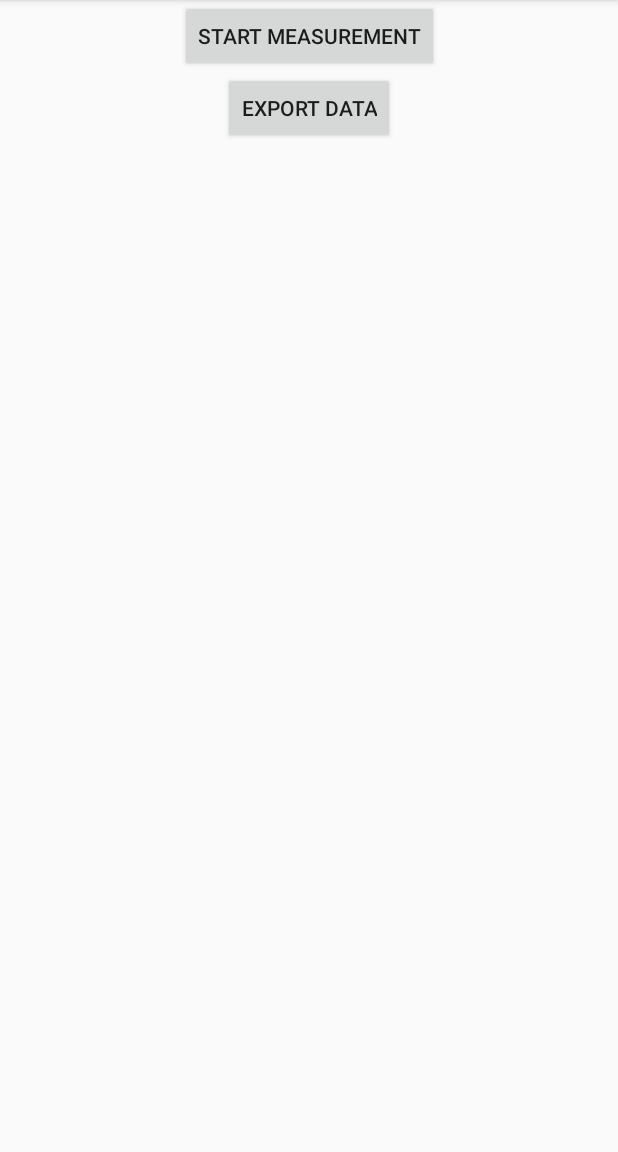
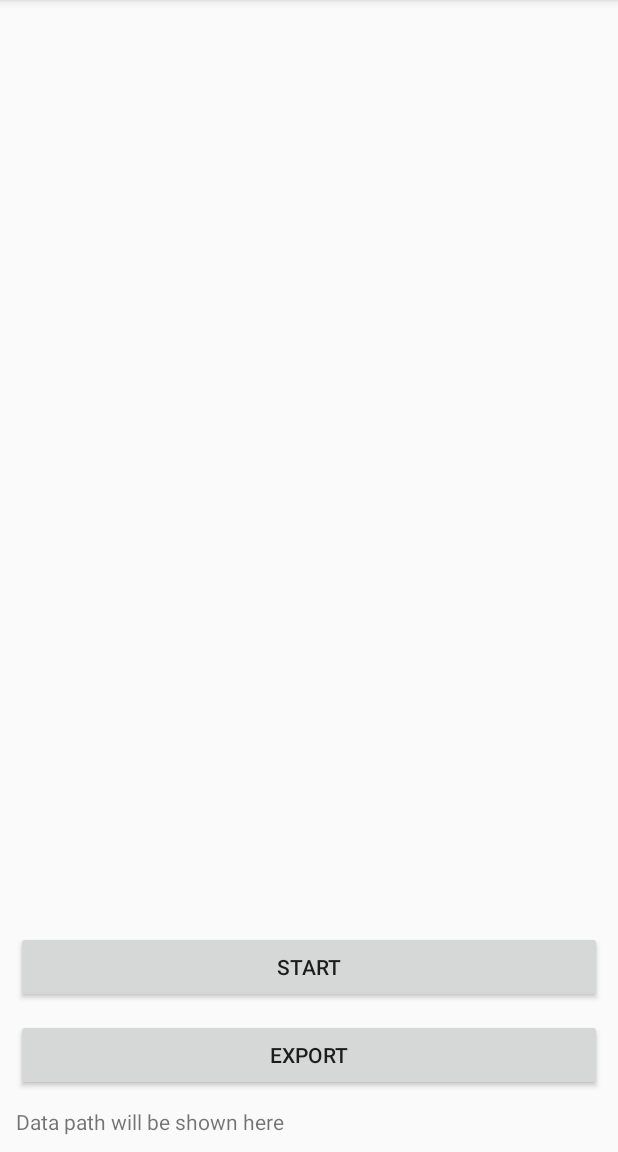
Before and after one commit to WillRamberg/ArmMonitor, an Android app built with Jetpack Compose: the screen it shows after launch (MainActivity), on a phone screen of 412 x 824 dp, the part 84-1236 px from its top. Run offline under Robolectric (Android 15) with nearby library versions, the phone set to English and light mode, and no system bars.

Commit message:
Moved from MainActivity to separate screen function

```diff
--- a/app/build.gradle.kts
+++ b/app/build.gradle.kts
@@ -59,4 +59,6 @@ dependencies {
     debugImplementation(libs.androidx.ui.tooling)
     debugImplementation(libs.androidx.ui.test.manifest)
     implementation(libs.constraintlayout)
+    implementation("androidx.lifecycle:lifecycle-viewmodel-ktx:2.6.1")
+    implementation("androidx.fragment:fragment-ktx:1.6.1")
 }
--- a/app/src/main/java/kth/armmonitor/view/MainActivity.kt
+++ b/app/src/main/java/kth/armmonitor/view/MainActivity.kt
@@ -1,43 +1,20 @@
 package kth.armmonitor.view
 
 import android.os.Bundle
-import androidx.activity.viewModels
 import androidx.appcompat.app.AppCompatActivity
-import androidx.lifecycle.Observer
-import kth.armmonitor.databinding.ActivityMainBinding
-import kth.armmonitor.viewmodel.SensorViewModel
+import kth.armmonitor.R
 
 class MainActivity : AppCompatActivity() {
 
-    private lateinit var binding: ActivityMainBinding
-    private val sensorViewModel: SensorViewModel by viewModels()
-
     override fun onCreate(savedInstanceState: Bundle?) {
         super.onCreate(savedInstanceState)
-        binding = ActivityMainBinding.inflate(layoutInflater)
-        setContentView(binding.root)
 
-        val graphView = binding.graphView
-
-        binding.startButton.setOnClickListener {
-            sensorViewModel.startMeasurement()
-            binding.startButton.visibility = android.view.View.GONE
-            binding.stopButton.visibility = android.view.View.VISIBLE
+        // Set an empty content view or simply skip setting it since we are using fragments
+        if (savedInstanceState == null) {
+            // Adding the MonitorFragment to the activity
+            supportFragmentManager.beginTransaction()
+                .replace(android.R.id.content, Screen())  // Use default root view ID
+                .commit()
         }
-
-        binding.stopButton.setOnClickListener {
-            sensorViewModel.stopMeasurement()
-            binding.startButton.visibility = android.view.View.VISIBLE
-            binding.stopButton.visibility = android.view.View.GONE
-        }
-
-        binding.exportButton.setOnClickListener {
-            val path = sensorViewModel.exportDataToCsv(application, "arm_elevation_data")
-            binding.dataTextView.text = "Data exported to: $path"
-        }
-
-        sensorViewModel.sensorDataList.observe(this, Observer { dataList ->
-            graphView.updateData(dataList)
-        })
     }
 }
--- /dev/null
+++ b/app/src/main/java/kth/armmonitor/view/Screen.kt
@@ -0,0 +1,121 @@
+package kth.armmonitor.view
+
+import android.os.Bundle
+import android.view.LayoutInflater
+import android.view.View
+import android.view.ViewGroup
+import android.widget.Button
+import android.widget.LinearLayout
+import android.widget.TextView
+import androidx.fragment.app.Fragment
+import androidx.fragment.app.viewModels
+import androidx.lifecycle.Observer
+import kth.armmonitor.viewmodel.SensorViewModel
+import kth.armmonitor.view.GraphView
+
+class Screen : Fragment() {
+
+    private val sensorViewModel: SensorViewModel by viewModels()
+
+    private lateinit var startButton: Button
+    private lateinit var stopButton: Button
+    private lateinit var dataTextView: TextView
+
+    override fun onCreateView(
+        inflater: LayoutInflater,
+        container: ViewGroup?,
+        savedInstanceState: Bundle?
+    ): View {
+        // Root layout (LinearLayout)
+        val rootView = LinearLayout(requireContext()).apply {
+            orientation = LinearLayout.VERTICAL
+            layoutParams = LinearLayout.LayoutParams(
+                LinearLayout.LayoutParams.MATCH_PARENT,
+                LinearLayout.LayoutParams.MATCH_PARENT
+            )
+            setPadding(16, 16, 16, 16) // Padding for overall layout
+        }
+
+        // GraphView with weight to take up more space
+        val graphView = GraphView(requireContext()).apply {
+            layoutParams = LinearLayout.LayoutParams(
+                LinearLayout.LayoutParams.MATCH_PARENT,
+                0, // Use weight to control height dynamically
+                1f // This assigns the "weight" to take up remaining space
+            )
+        }
+
+        // Start Button
+        startButton = Button(requireContext()).apply {
+            text = "Start"
+            layoutParams = LinearLayout.LayoutParams(
+                LinearLayout.LayoutParams.MATCH_PARENT,
+                LinearLayout.LayoutParams.WRAP_CONTENT
+            ).apply {
+                topMargin = 16 // Add space between GraphView and buttons
+            }
+            setOnClickListener {
+                sensorViewModel.startMeasurement()
+                visibility = View.GONE
+                stopButton.visibility = View.VISIBLE
+            }
+        }
+
+        // Stop Button
+        stopButton = Button(requireContext()).apply {
+            text = "Stop"
+            visibility = View.GONE
+            layoutParams = LinearLayout.LayoutParams(
+                LinearLayout.LayoutParams.MATCH_PARENT,
+                LinearLayout.LayoutParams.WRAP_CONTENT
+            ).apply {
+                topMargin = 16 // Add space between buttons
+            }
+            setOnClickListener {
+                sensorViewModel.stopMeasurement()
+                visibility = View.GONE
+                startButton.visibility = View.VISIBLE
+            }
+        }
+
+        // Export Button
+        val exportButton = Button(requireContext()).apply {
+            text = "Export"
+            layoutParams = LinearLayout.LayoutParams(
+                LinearLayout.LayoutParams.MATCH_PARENT,
+                LinearLayout.LayoutParams.WRAP_CONTENT
+            ).apply {
+                topMargin = 16
+            }
+            setOnClickListener {
+                val path = sensorViewModel.exportDataToCsv(requireActivity().application, "arm_elevation_data")
+                dataTextView.text = "Data exported to: $path"
+            }
+        }
+
+        // Data TextView
+        dataTextView = TextView(requireContext()).apply {
+            text = "Data path will be shown here"
+            layoutParams = LinearLayout.LayoutParams(
+                LinearLayout.LayoutParams.MATCH_PARENT,
+                LinearLayout.LayoutParams.WRAP_CONTENT
+            ).apply {
+                topMargin = 16
+            }
+        }
+
+        // Add views to root layout
+        rootView.addView(graphView)
+        rootView.addView(startButton)
+        rootView.addView(stopButton)
+        rootView.addView(exportButton)
+        rootView.addView(dataTextView)
+
+        // Observe sensor data and update the graph
+        sensorViewModel.sensorDataList.observe(viewLifecycleOwner, Observer { dataList ->
+            graphView.updateData(dataList)
+        })
+
+        return rootView
+    }
+}
```
